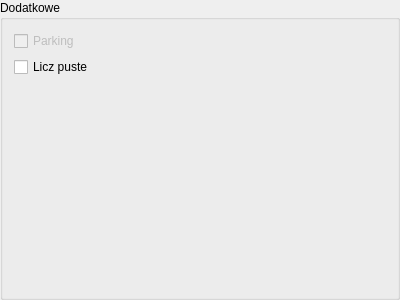
This is src/ui/NewReservation/AdditionalGroupBox.ui in Skwara/HoteleADC as Qt 5 draws it before an edit. The edited form follows.
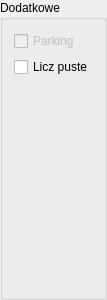
This is the edited form.

The edit to the form file:
```diff
--- a/src/ui/NewReservation/AdditionalGroupBox.ui
+++ b/src/ui/NewReservation/AdditionalGroupBox.ui
@@ -6,7 +6,7 @@
    <rect>
     <x>0</x>
     <y>0</y>
-    <width>400</width>
+    <width>96</width>
     <height>300</height>
    </rect>
   </property>
```
